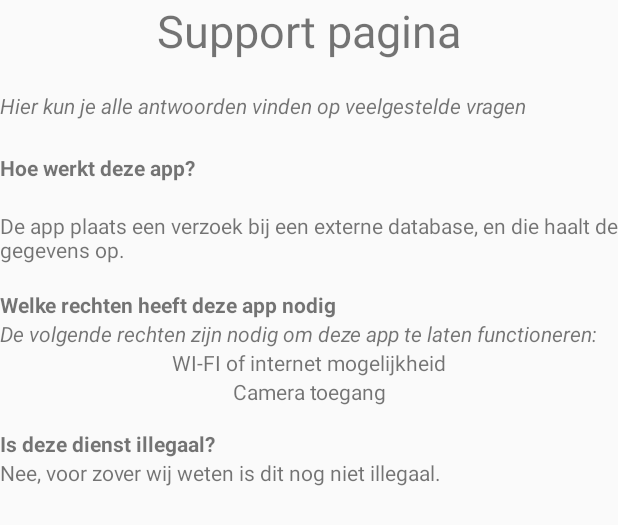
After one commit to raoulcornelissen/androidprojectschool, an Android app: the layout help_activity.xml on its own in the app's theme, with its tools: preview values and no code run, on a phone screen of 412 x 824 dp. The commit adds this screen. Shown: the top 525 px of the screen. Run offline under Robolectric (Android 15) with nearby library versions, the phone set to English and light mode, and no system bars.

Commit message:
Volgende activitys gemaakt

```diff
--- a/app/src/main/java/com/congreats/stoppolitie/MainActivity.java
+++ b/app/src/main/java/com/congreats/stoppolitie/MainActivity.java
@@ -27,10 +27,8 @@ public class MainActivity extends AppCompatActivity {
                 startActivity(intent);
                 return true;
             case R.id.help:
-                Intent launchIntent = getPackageManager().getLaunchIntentForPackage("com.android.email");
-                if (launchIntent != null) {
-                    startActivity(launchIntent);
-                }
+                Intent intent2 = new Intent(this, HelpActivity.class);
+                startActivity(intent2);
                 return true;
             case R.id.contact:
                 Intent launchIntent2 = getPackageManager().getLaunchIntentForPackage("com.android.camera");
--- /dev/null
+++ b/app/src/main/res/layout/help_activity.xml
@@ -0,0 +1,110 @@
+<?xml version="1.0" encoding="utf-8"?>
+<LinearLayout xmlns:android="http://schemas.android.com/apk/res/android"
+    android:orientation="vertical" android:layout_width="match_parent"
+    android:layout_height="match_parent"
+    android:weightSum="1">
+
+    <TextView
+        android:text="@string/help_title"
+        android:layout_width="match_parent"
+        android:layout_height="wrap_content"
+        android:id="@+id/textView4"
+        android:layout_alignParentTop="true"
+        android:textSize="30sp"
+        android:fontFamily="sans-serif"
+        android:textAlignment="center" />
+
+    <TextView
+        android:text="@string/help_intro"
+        android:layout_width="wrap_content"
+        android:layout_height="wrap_content"
+        android:layout_below="@+id/textView4"
+        android:layout_alignParentStart="true"
+        android:layout_marginTop="20dp"
+        android:id="@+id/textView5"
+        android:layout_alignParentEnd="true"
+        android:textStyle="normal|italic" />
+
+    <TextView
+        android:text="@string/q_1"
+        android:layout_width="wrap_content"
+        android:layout_height="wrap_content"
+        android:layout_below="@+id/textView5"
+        android:layout_alignParentStart="true"
+        android:layout_marginTop="22dp"
+        android:id="@+id/textView6"
+        android:layout_alignParentEnd="true"
+        android:textStyle="normal|bold" />
+
+    <TextView
+        android:text="@string/q_1_answer"
+        android:layout_width="wrap_content"
+        android:layout_height="wrap_content"
+        android:layout_below="@+id/textView8"
+        android:layout_alignParentStart="true"
+        android:layout_marginTop="19dp"
+        android:id="@+id/textView9" />
+
+    <TextView
+        android:text="@string/q_2"
+        android:layout_width="wrap_content"
+        android:layout_height="wrap_content"
+        android:layout_below="@+id/textView6"
+        android:layout_alignParentStart="true"
+        android:layout_marginTop="17dp"
+        android:id="@+id/textView7"
+        android:textStyle="normal|bold" />
+
+    <TextView
+        android:text="@string/q_2_answer"
+        android:layout_width="match_parent"
+        android:layout_height="wrap_content"
+        android:id="@+id/textView3"
+        android:textStyle="normal|italic"
+        android:textAlignment="viewStart" />
+
+    <TextView
+        android:text="@string/q_2_listitem_1"
+        android:layout_width="match_parent"
+        android:layout_height="wrap_content"
+        android:id="@+id/textView10"
+        android:textAlignment="center" />
+
+    <TextView
+        android:text="@string/q_2_listitem_2"
+        android:layout_width="match_parent"
+        android:layout_height="wrap_content"
+        android:id="@+id/textView13"
+        android:textAlignment="center" />
+
+    <TextView
+        android:text="@string/q_3"
+        android:layout_width="wrap_content"
+        android:layout_height="wrap_content"
+        android:layout_below="@+id/textView7"
+        android:layout_alignParentStart="true"
+        android:layout_marginTop="15dp"
+        android:id="@+id/textView8"
+        android:textStyle="normal|bold" />
+
+    <TextView
+        android:text="@string/q_3_answer"
+        android:layout_width="match_parent"
+        android:layout_height="wrap_content"
+        android:id="@+id/textView14" />
+
+    <LinearLayout
+        android:layout_width="match_parent"
+        android:layout_height="wrap_content"
+        android:orientation="horizontal">
+
+    </LinearLayout>
+    <LinearLayout
+        android:layout_width="match_parent"
+        android:layout_height="wrap_content"
+        android:orientation="horizontal">
+
+    </LinearLayout>
+
+
+</LinearLayout>
--- a/app/src/main/res/menu/menu.xml
+++ b/app/src/main/res/menu/menu.xml
@@ -2,10 +2,6 @@
 <menu xmlns:app="http://schemas.android.com/apk/res-auto"
     xmlns:android="http://schemas.android.com/apk/res/android">
 
-    <item
-        android:id="@+id/app_bar_search"
-        android:actionViewClass="android.support.v7.widget.SearchView"
-        android:title="Search" />
     <item android:title="@string/over"
         android:id="@+id/over" />
     <item android:title="@string/hulp"
--- a/app/src/main/res/values/strings.xml
+++ b/app/src/main/res/values/strings.xml
@@ -2,7 +2,7 @@
     <string name="app_name">Stop Politie</string>
     <string name="intro_text">Kies optie hieronder</string>
     <!-- Action Bar Menu Items -->
-    <string name="over">Over deze apps</string>
+    <string name="over">Over deze app</string>
     <string name="hulp">Hulp</string>
     <string name="contact">Contact</string>
     <!-- Alles voor opvragen -->
@@ -29,13 +29,35 @@
         <string name="disclaimer_intro">Dit is de disclaimer van de app</string>
         <string name="disclaimer_one">Het is niet verantwoord om deze app te gebruiken tijdens het besturen van een voertuig.</string>
         <string name="disclaimer_tow">Wij stellen ons niet aansprakelijk als u toch een boete krijgt voor het gebruik van deze app, of dat een kenteken niet herkend wordt.</string>
-    <string name="disclaimer_three">Voor deze app wordt elke week een automatische update uitgepland</string>
+        <string name="disclaimer_three">Voor deze app wordt elke week een automatische update uitgevoerd</string>
         <string name="disclaimer_four">Met het invoeren van een kenteken, geeft u aan een geldig kenteken ingevoerd te hebben.</string>
         <!-- Algemene informatie -->
         <string name="app_version">App versie:</string>
         <string name="app_developers">App Ontwikkelaars:</string>
         <string name="app_developers_names">Nick van Kesteren en Raoul Cornelissen</string>
+    <!-- HelpActivty -->
+        <string name="help_title">Support pagina</string>
+        <string name="help_intro">Hier kun je alle antwoorden vinden op veelgestelde vragen</string>
+        <!-- Q1 -->
+        <string name="q_1">Hoe werkt deze app?</string>
+        <string name="q_1_answer">De app plaats een verzoek bij een externe database, en die haalt de gegevens op.</string>
+        <!-- Q2 -->
+        <string name="q_2">Welke rechten heeft deze app nodig</string>
+        <string name="q_2_answer">De volgende rechten zijn nodig om deze app te laten functioneren:</string>
+        <string name="q_2_listitem_1">WI-FI of internet mogelijkheid</string>
+        <string name="q_2_listitem_2">Camera toegang</string>
+        <!-- Q3 -->
+        <string name="q_3">Is deze dienst illegaal?</string>
+        <string name="q_3_answer">Nee, voor zover wij weten is dit nog niet illegaal.</string>
 
+    <!-- ContactActivity -->
+        <string name="contact_title">Contact opnemen</string>
+        <string name="contact_intro">Hier kunt u contact opnemen met ons</string>
+        <!-- Fields -->
+        <string name="sender_name">Uw naam:</string>
+        <string name="sender_email">Uw e-mail:</string>
+        <string name="sender_message">Uw bericht:</string>
+        <string name="send_message_button">Verstuur</string>
 
 
     <!-- Copyright -->
```
Also changed, not shown: app/src/main/java/com/congreats/stoppolitie/ContactActivity.java (added, +18 -0 lines), app/src/main/java/com/congreats/stoppolitie/HelpActivity.java (added, +16 -0 lines), app/src/main/res/layout/contact_activity.xml (added, +90 -0 lines), 2 other files. Lines whose indentation alone changed are shown as unchanged.
